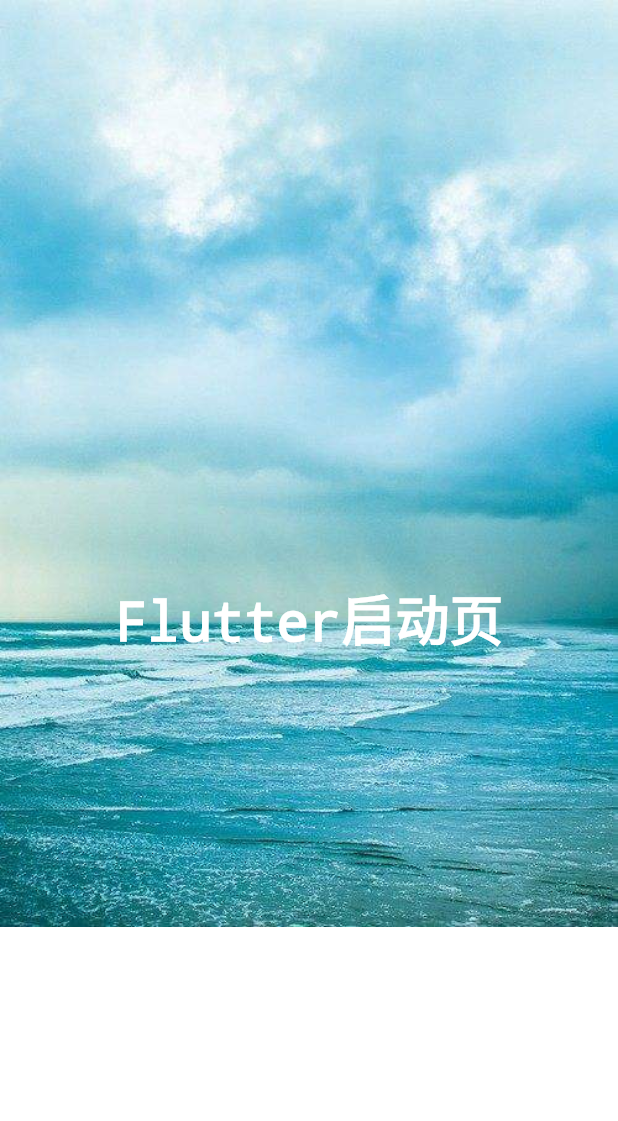
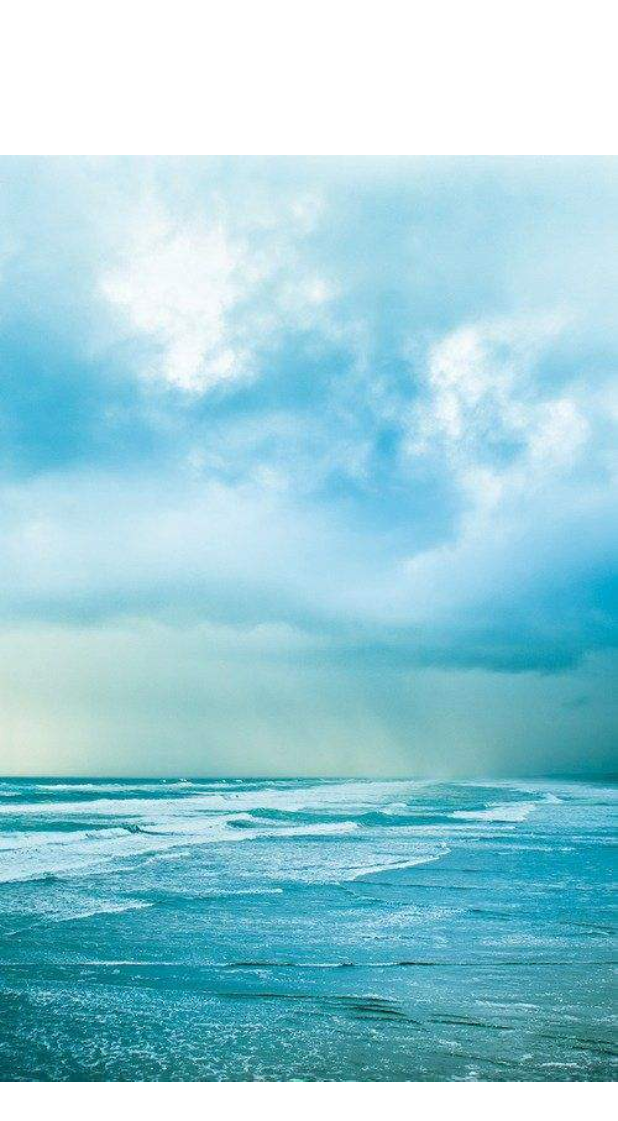
Before and after one commit to chenzulu123/flutter_website, a Flutter app: the first screen one second after launch, on a phone screen of 412 x 824 dp. Shown: the top 1121 px of the screen. Run offline on Flutter 3.47's test engine with Material 2 defaults, Android fonts, the phone set to English and light mode, and no system bars; missing offline and left inert: flutter_webview_plugin.

Commit message:
edit loading.dat

```diff
--- a/lib/loading.dart
+++ b/lib/loading.dart
@@ -25,21 +25,9 @@ class _LoadingPageState extends State<LoadingPage> {
   Widget build(BuildContext context) {
     return Container(
       child: Center(
-        child: Stack(
-          children: <Widget>[
-            Image.asset(
-              'assets/images/loading.jpg',
-              fit: BoxFit.cover,
-            ),
-            Center(
-              child: Text('Flutter启动页',
-                  style: TextStyle(
-                      fontSize: 36,
-                      color: Colors.white,
-                      //去除文字边线
-                      decoration: TextDecoration.none)),
-            ),
-          ],
+        child: Image.asset(
+          'assets/images/loading.jpg',
+          fit: BoxFit.cover,
         ),
       ),
     );
```
Also changed, not shown: 6 other files.
